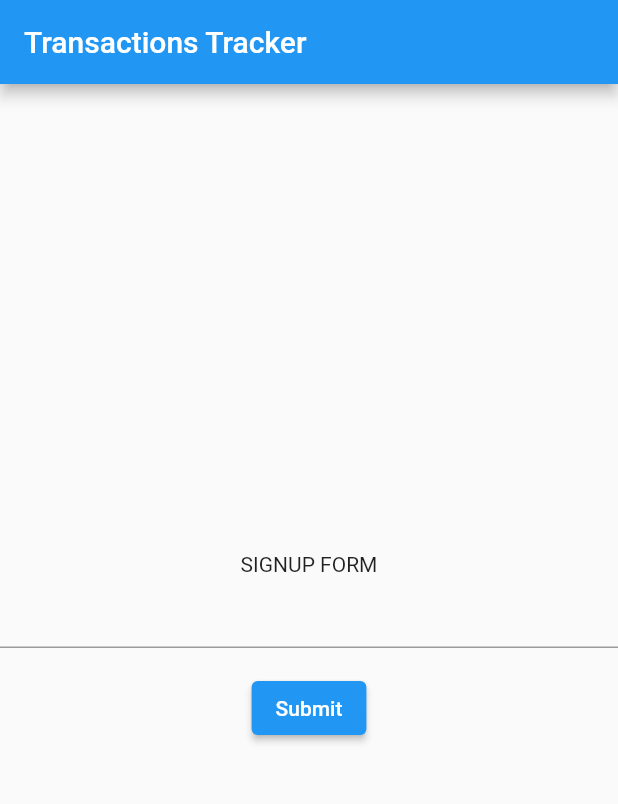
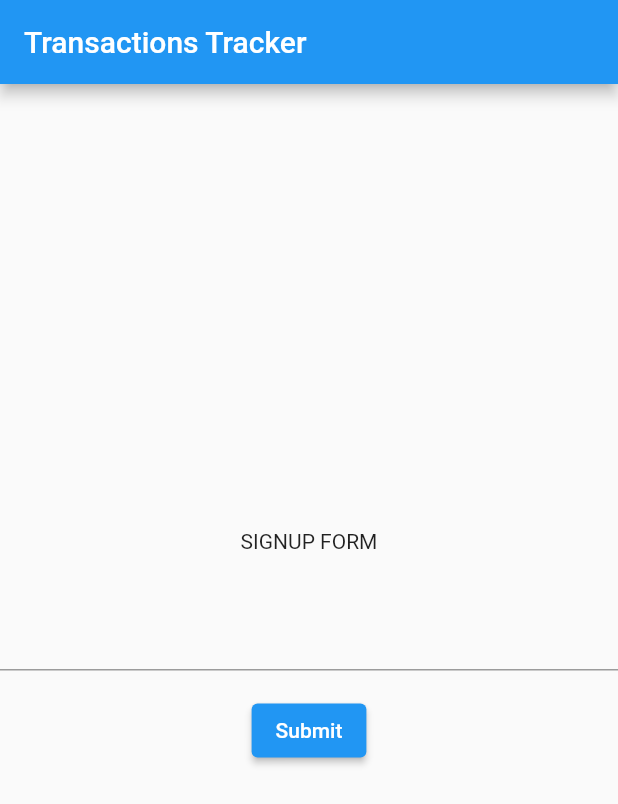
Before and after one commit to Petar81/Track-Bank-Expenses, a Flutter app: the screen it shows after launch, on a phone screen of 412 x 824 dp. Shown: the top 804 px of the screen. Run offline on Flutter 3.47's test engine with Material 2 defaults, Android fonts, the phone set to English and light mode, and no system bars; our stand-ins replace charts_flutter, firebase_auth, firebase_core, firebase_database, fl_chart, pie_chart; accounts and stored records are empty.

Commit message:
add padding to form title

```diff
--- a/lib/screens/user_auth.dart
+++ b/lib/screens/user_auth.dart
@@ -25,7 +25,10 @@ class _UserAuthState extends State<UserAuth> {
                 key: _formKey,
                 child: Column(
                   children: <Widget>[
-                    const Text("SIGNUP FORM"),
+                    const Padding(
+                      padding: EdgeInsets.only(bottom: 30.0),
+                      child: Text("SIGNUP FORM"),
+                    ),
                     TextFormField(
                       // The validator receives the text that the user has entered.
                       validator: (value) {
```
